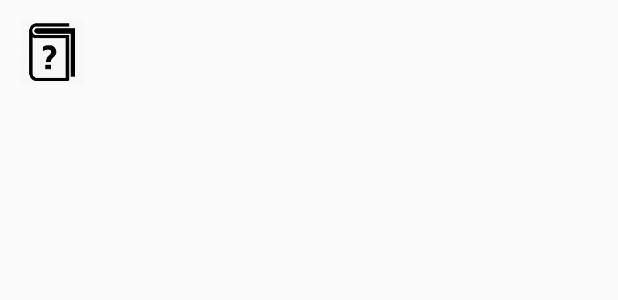
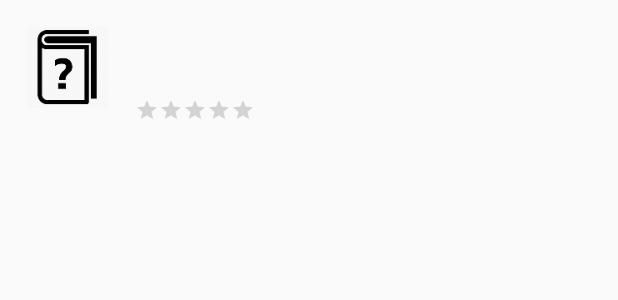
Before and after one commit to TomasPospisil/ABMTE, an Android app: the layout book_item.xml on its own in the app's theme, with its tools: preview values and no code run, on a phone screen of 412 x 824 dp. Shown: the top 300 px of the screen. Run offline under Robolectric (Android 15) with nearby library versions, the phone set to English and light mode, and no system bars.

Commit message:
Improve listview design

```diff
--- a/app/src/main/java/com/example/bookdatabase/MainActivity.java
+++ b/app/src/main/java/com/example/bookdatabase/MainActivity.java
@@ -104,16 +104,18 @@ public class MainActivity extends AppCompatActivity {
 
         String bookNames[] = new String[books.size()];
         String bookAuthors[] = new String[books.size()];
+        float ratings[] = new float[books.size()];
         int bookImages[] = new int[books.size()];
 
         for (int i = 0; i < books.size(); ++i) {
             String[] nodes = books.get(i).split("\\t");
             bookNames[i] = nodes[0];
             bookAuthors[i] = nodes[1];
+            ratings[i] = Float.valueOf(nodes[2]);
             bookImages[i] = R.mipmap.image_book_unknown_foreground;
         }
 
-        bookItemListAdapter = new BookItemListAdapter(this, bookImages, bookNames, bookAuthors);
+        bookItemListAdapter = new BookItemListAdapter(this, bookImages, bookNames, bookAuthors, ratings);
         listView = findViewById(R.id.list_books);
         listView.setAdapter(bookItemListAdapter);
 
--- a/app/src/main/res/layout/book_item.xml
+++ b/app/src/main/res/layout/book_item.xml
@@ -9,8 +9,8 @@
 
     <ImageView
         android:id="@+id/img_book"
-        android:layout_width="70dp"
-        android:layout_height="70dp"
+        android:layout_width="90dp"
+        android:layout_height="90dp"
         android:contentDescription="@string/book_image_content_description"
         app:srcCompat="@mipmap/image_book_unknown_foreground" />
 
@@ -24,12 +24,29 @@
         <TextView
             android:id="@+id/textView_book_name"
             android:layout_width="match_parent"
-            android:layout_height="wrap_content" />
+            android:layout_height="24dp"
+            android:layout_marginTop="10dp"
+            android:textSize="16sp"
+            android:textStyle="bold" />
 
         <TextView
             android:id="@+id/textView_book_author"
             android:layout_width="match_parent"
-            android:layout_height="wrap_content" />
+            android:layout_height="24dp"
+            android:textSize="16sp" />
+
+        <RatingBar
+            android:id="@+id/ratingBar_listView"
+            style="@android:style/Widget.DeviceDefault.RatingBar.Small"
+            android:layout_width="wrap_content"
+            android:layout_height="28dp"
+            android:clickable="false"
+            android:isIndicator="true"
+            android:longClickable="false"
+            android:numStars="5"
+            android:paddingTop="7dp"
+            android:scaleX="1.0"
+            android:scaleY="1.0" />
 
     </LinearLayout>
 
```
Also changed, not shown: app/src/main/java/com/example/bookdatabase/BookItemListAdapter.java (+7 -1 lines).
